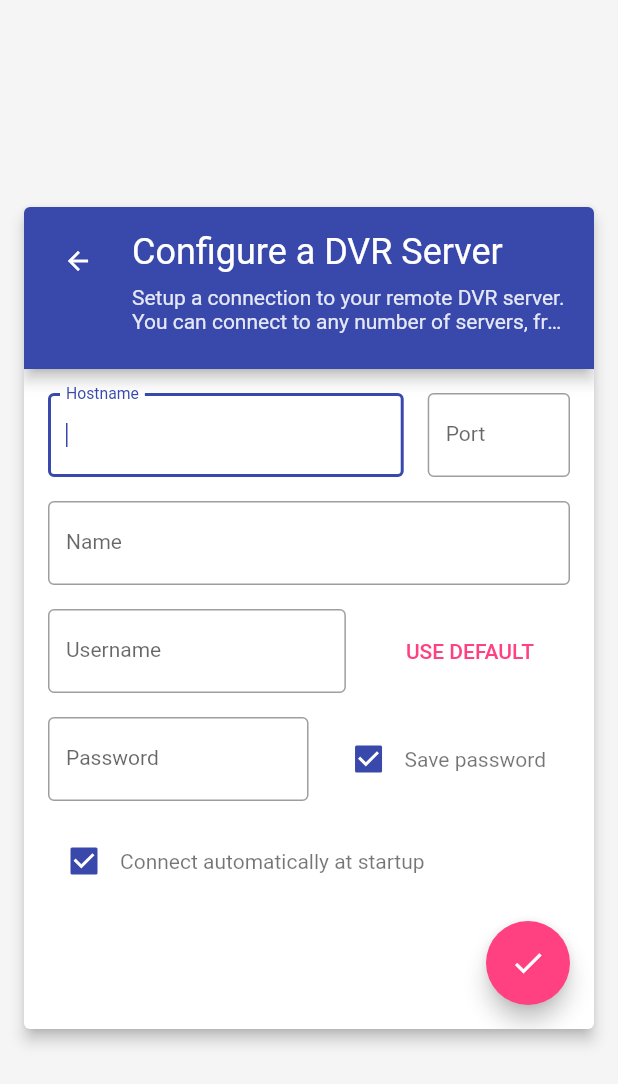
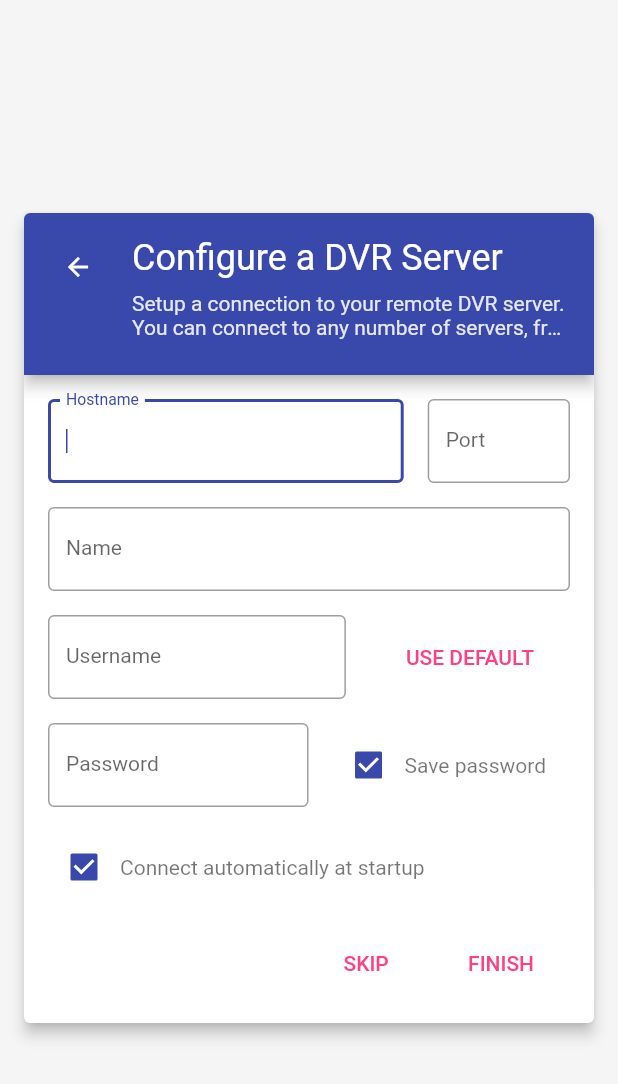
Before and after one commit to bluecherrydvr/unity, a Flutter app: the screen it shows after launch, swiped to page 2, on a phone screen of 412 x 824 dp. Shown: the top 1084 px of the screen. Run offline on Flutter 3.47's test engine with Material 2 defaults, Android fonts, the phone set to English and light mode, and no system bars; our stand-ins replace easy_localization, reorderable_grid_view; missing offline and left inert: dart_vlc, xml2json.

Commit message:
fix: cursor on hyperlinks & missing translations

```diff
--- a/assets/translations/en-US.json
+++ b/assets/translations/en-US.json
@@ -15,6 +15,7 @@
   "skip": "Skip",
   "cancel": "Cancel",
   "lets_go": "Let's Go!",
+  "finish": "Finish",
   "lets_go_description": "Here's some tips on how to get started.",
   "project_name": "Bluecherry",
   "project_description": "Powerful Video Surveillance Software",
--- a/lib/widgets/add_server_wizard.dart
+++ b/lib/widgets/add_server_wizard.dart
@@ -58,7 +58,9 @@ class _AddServerWizardState extends State<AddServerWizard> {
                           crossAxisAlignment: CrossAxisAlignment.stretch,
                           mainAxisSize: MainAxisSize.min,
                           children: [
-                            Padding(
+                            Material(
+                              elevation: 4.0,
+                              child: Padding(
                                 padding: const EdgeInsets.all(24.0),
                                 child: Row(
                                   children: [
@@ -92,12 +94,15 @@ class _AddServerWizardState extends State<AddServerWizard> {
                                   ],
                                 ),
                               ),
+                            ),
                             Padding(
                               padding: const EdgeInsets.all(8.0),
                               child: Row(
                                 children: [
                                   const Spacer(),
-                                  InkWell(
+                                  MouseRegion(
+                                    cursor: SystemMouseCursors.click,
+                                    child: GestureDetector(
                                       onTap: () {},
                                       child: Text(
                                         'website'.tr(),
@@ -107,11 +112,15 @@ class _AddServerWizardState extends State<AddServerWizard> {
                                             ?.copyWith(
                                               color: Theme.of(context)
                                                   .colorScheme
-                                                  .primary),
+                                                  .primary,
+                                            ),
+                                      ),
                                     ),
                                   ),
                                   const SizedBox(width: 16.0),
-                                  InkWell(
+                                  MouseRegion(
+                                    cursor: SystemMouseCursors.click,
+                                    child: GestureDetector(
                                       onTap: () {},
                                       child: Text(
                                         'purchase'.tr(),
@@ -121,7 +130,9 @@ class _AddServerWizardState extends State<AddServerWizard> {
                                             ?.copyWith(
                                               color: Theme.of(context)
                                                   .colorScheme
-                                                  .primary),
+                                                  .primary,
+                                            ),
+                                      ),
                                     ),
                                   ),
                                   const SizedBox(width: 8.0),
@@ -443,18 +454,44 @@ class _AddServerWizardState extends State<AddServerWizard> {
                                     const SizedBox(height: 16.0),
                                     Align(
                                       alignment: Alignment.bottomRight,
-                                      child: FloatingActionButton(
+                                      child: Row(
+                                        mainAxisAlignment:
+                                            MainAxisAlignment.end,
+                                        children: [
+                                          MaterialButton(
                                             onPressed: () {
                                               controller.nextPage(
                                                 duration: const Duration(
-                                                milliseconds: 300),
+                                                  milliseconds: 300,
+                                                ),
                                                 curve: Curves.easeInOut,
                                               );
                                             },
-                                        backgroundColor: Theme.of(context)
+                                            child: Padding(
+                                              padding:
+                                                  const EdgeInsets.all(8.0),
+                                              child: Text(
+                                                'skip'.tr().toUpperCase(),
+                                              ),
+                                            ),
+                                            textColor: Theme.of(context)
                                                 .colorScheme
                                                 .secondary,
-                                        child: const Icon(Icons.check),
+                                          ),
+                                          MaterialButton(
+                                            onPressed: () {},
+                                            child: Padding(
+                                              padding:
+                                                  const EdgeInsets.all(8.0),
+                                              child: Text(
+                                                'finish'.tr().toUpperCase(),
+                                              ),
+                                            ),
+                                            textColor: Theme.of(context)
+                                                .colorScheme
+                                                .secondary,
+                                          ),
+                                        ],
                                       ),
                                     ),
                                   ],
```
Lines whose indentation alone changed are shown as unchanged.
